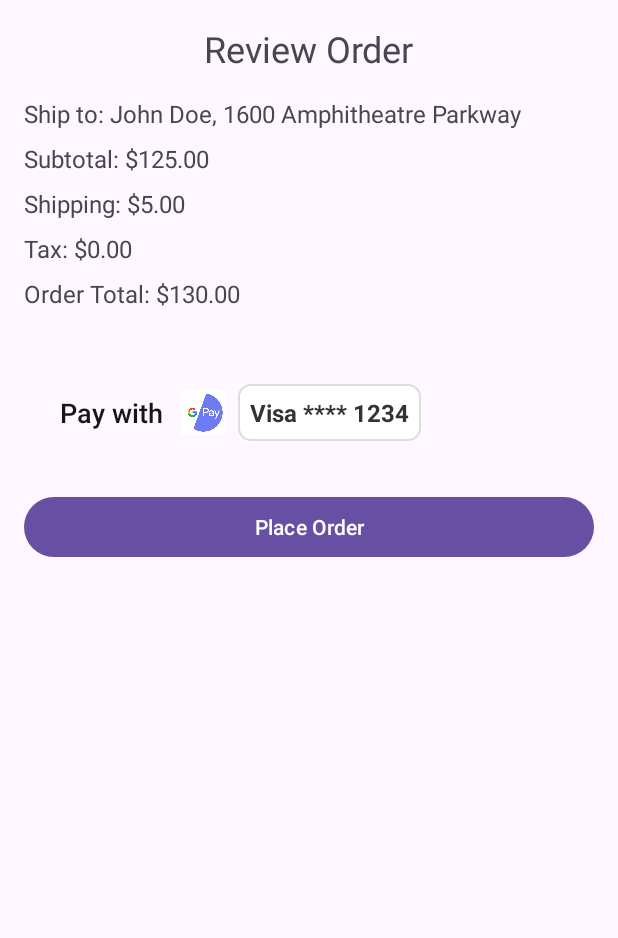
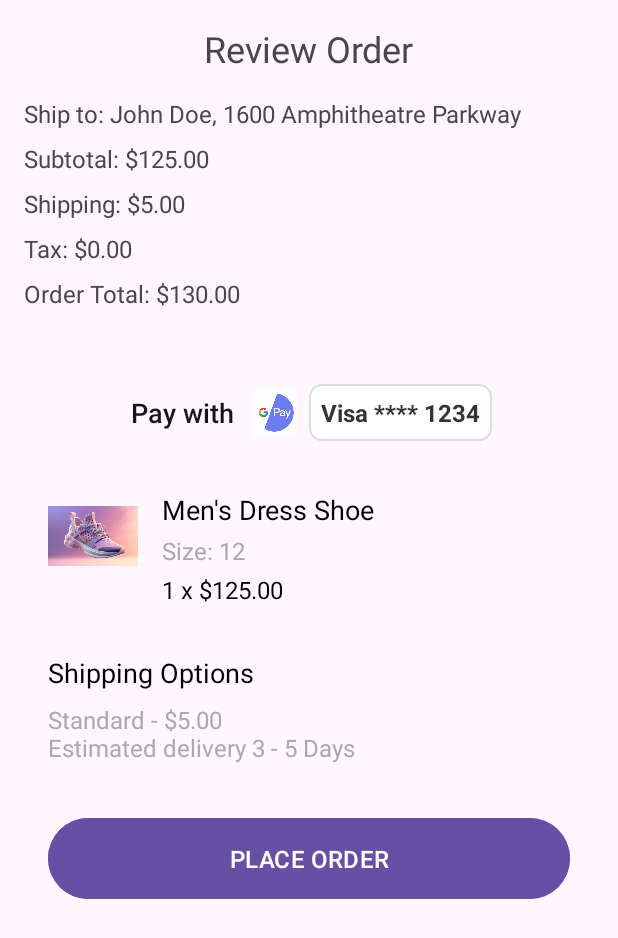
Before and after one commit to Avhishekshrestha/MensShoe, an Android app: the layout activity_review_order.xml on its own in the app's theme, with its tools: preview values and no code run, on a phone screen of 412 x 824 dp. Shown: the top 938 px of the screen. Run offline under Robolectric (Android 15) with nearby library versions, the phone set to English and light mode, and no system bars.

Commit message:
second ccommit

```diff
--- /dev/null
+++ b/app/src/main/res/color/background_light.xml
@@ -0,0 +1,4 @@
+<?xml version="1.0" encoding="utf-8"?>
+<selector xmlns:android="http://schemas.android.com/apk/res/android">
+
+</selector>
--- a/app/src/main/res/layout/activity_review_order.xml
+++ b/app/src/main/res/layout/activity_review_order.xml
@@ -58,8 +58,9 @@
         android:layout_width="match_parent"
         android:layout_height="wrap_content"
         android:orientation="horizontal"
-        android:gravity="center_vertical"
+        android:gravity="center"
         android:layout_marginTop="16dp"
+        android:backgroundTint="@color/cardview_light_background"
         android:background="?attr/selectableItemBackground"
         android:clickable="true"
         android:focusable="true"
@@ -99,12 +100,94 @@
             android:layout_alignParentEnd="true" />
 
     </LinearLayout>
-
-    <Button
-        android:id="@+id/place_order_button"
+    <LinearLayout
+        xmlns:android="http://schemas.android.com/apk/res/android"
         android:layout_width="match_parent"
         android:layout_height="wrap_content"
-        android:text="Place Order"
-        android:layout_marginTop="16dp" />
+        android:orientation="vertical"
+        android:padding="16dp"
+        android:background="?attr/selectableItemBackground">
+
+        <!-- Shoe Item Details -->
+        <LinearLayout
+            android:layout_width="match_parent"
+            android:layout_height="wrap_content"
+            android:orientation="horizontal"
+            android:layout_marginBottom="16dp">
+
+            <ImageView
+                android:id="@+id/image"
+                android:src="@drawable/shoe_image"
+                android:layout_width="60dp"
+                android:layout_height="60dp"
+                android:layout_marginEnd="16dp"
+                android:contentDescription="Men's Dress Shoe" />
+
+            <LinearLayout
+                android:layout_width="0dp"
+                android:layout_height="wrap_content"
+                android:layout_weight="1"
+                android:orientation="vertical">
+
+                <TextView
+                    android:id="@+id/textviewitem"
+                    android:layout_width="wrap_content"
+                    android:layout_height="wrap_content"
+                    android:text="Men's Dress Shoe"
+                    android:textSize="18sp"
+                    android:textColor="@android:color/black"
+                    android:paddingBottom="4dp" />
+
+                <TextView
+                    android:id="@+id/textViewSize"
+                    android:layout_width="wrap_content"
+                    android:layout_height="wrap_content"
+                    android:text="Size: 12"
+                    android:textSize="16sp"
+                    android:textColor="@android:color/darker_gray"
+                    android:paddingBottom="4dp" />
+
+                <TextView
+                    android:id="@+id/textViewItemPrice"
+                    android:layout_width="wrap_content"
+                    android:layout_height="wrap_content"
+                    android:text="1 x $125.00"
+                    android:textSize="16sp"
+                    android:textColor="@android:color/black"
+                    android:paddingBottom="16dp" />
+            </LinearLayout>
+        </LinearLayout>
+
+        <!-- Shipping Options -->
+        <TextView
+            android:id="@+id/textViewShippingOptions"
+            android:layout_width="wrap_content"
+            android:layout_height="wrap_content"
+            android:text="Shipping Options"
+            android:textSize="18sp"
+            android:textColor="@android:color/black"
+            android:paddingBottom="8dp" />
+
+        <TextView
+            android:id="@+id/textViewShippingDetails"
+            android:layout_width="wrap_content"
+            android:layout_height="wrap_content"
+            android:text="Standard - $5.00\nEstimated delivery 3 - 5 Days"
+            android:textSize="16sp"
+            android:textColor="@android:color/darker_gray"
+            android:paddingBottom="16dp" />
+
+        <!-- Place Order Button -->
+        <Button
+            android:id="@+id/buttonPlaceOrder"
+            android:layout_width="match_parent"
+            android:layout_height="wrap_content"
+            android:text="PLACE ORDER"
+            android:backgroundTint="?attr/colorPrimary"
+            android:textColor="@android:color/white"
+            android:padding="16dp"
+            android:textSize="16sp"
+            android:layout_marginTop="16dp" />
+    </LinearLayout>
 
 </LinearLayout>
```
